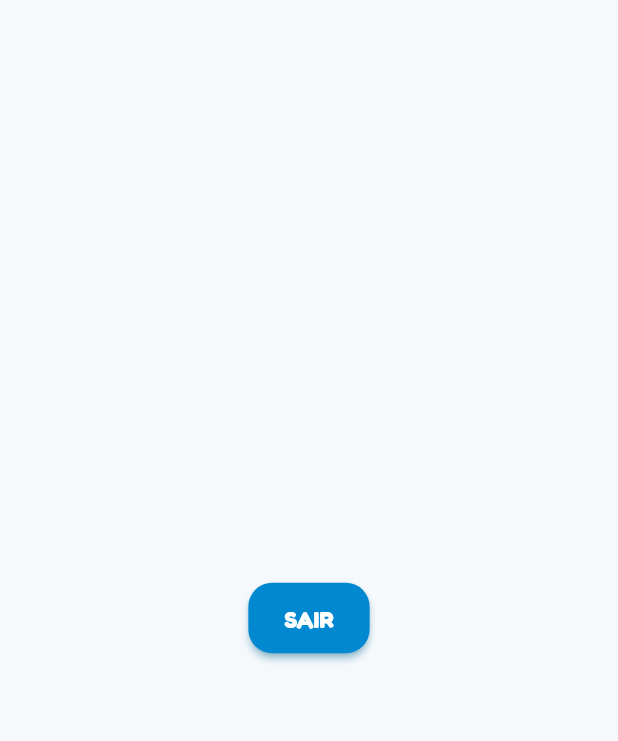
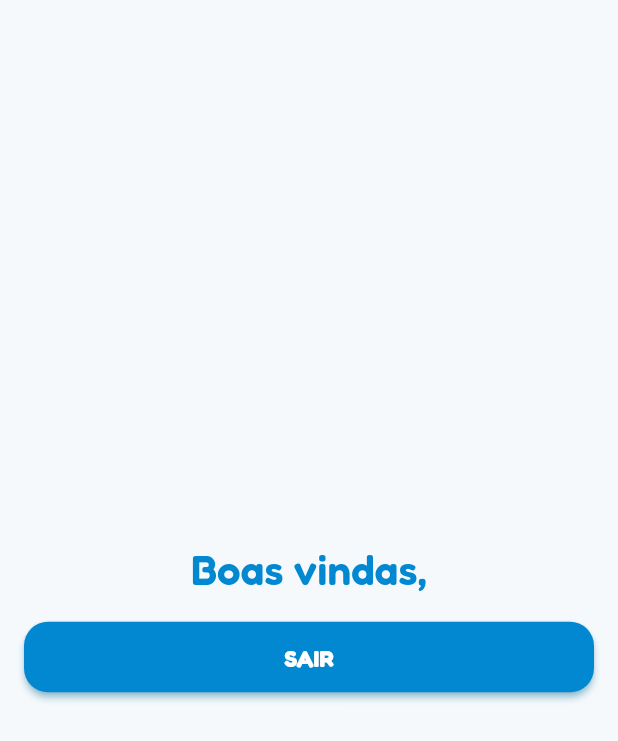
Before and after one commit to ricarthlima/dvagarin, a Flutter app: the HomeScreen screen opened by its route, on a phone screen of 412 x 824 dp. Shown: the top 741 px of the screen. Run offline on Flutter 3.47's test engine with Material 3 defaults, Android fonts, the phone set to English and light mode, and no system bars; our stand-ins replace dio, equatable, firebase_auth, firebase_core, firebase_storage, flutter_map and 16 more; accounts and stored records are empty; generated files the repository leaves out were written again.

Commit message:
feat(home): pequenas melhorias na tela de home

```diff
--- a/vagarin_app/lib/features/home/pages/home_screen.dart
+++ b/vagarin_app/lib/features/home/pages/home_screen.dart
@@ -7,14 +7,30 @@ class HomeScreen extends StatelessWidget {
 
   @override
   Widget build(BuildContext context) {
+    final authStore = getIt<AuthStore>();
     return Scaffold(
       body: SafeArea(
         child: Center(
-          child: ElevatedButton(
-            onPressed: () {
-              getIt<AuthStore>().signOut();
-            },
-            child: Text("SAIR"),
+          child: Padding(
+            padding: const EdgeInsets.symmetric(horizontal: 16.0),
+            child: Column(
+              mainAxisAlignment: MainAxisAlignment.center,
+              crossAxisAlignment: CrossAxisAlignment.stretch,
+              spacing: 16,
+              children: [
+                Text(
+                  "Boas vindas, ${authStore.currentUser.email}",
+                  textAlign: TextAlign.center,
+                  style: Theme.of(context).textTheme.titleLarge,
+                ),
+                ElevatedButton(
+                  onPressed: () {
+                    authStore.signOut();
+                  },
+                  child: Text("SAIR"),
+                ),
+              ],
+            ),
           ),
         ),
       ),
```
